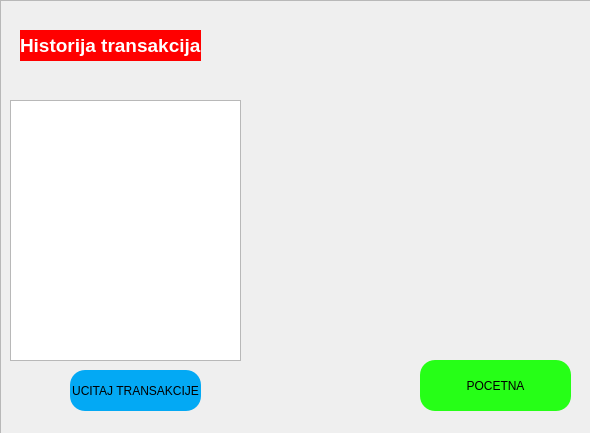
Before: the Qt Designer form dashboard.ui in ahmedjasarevic/Bike-Shop, drawn with Qt 5.
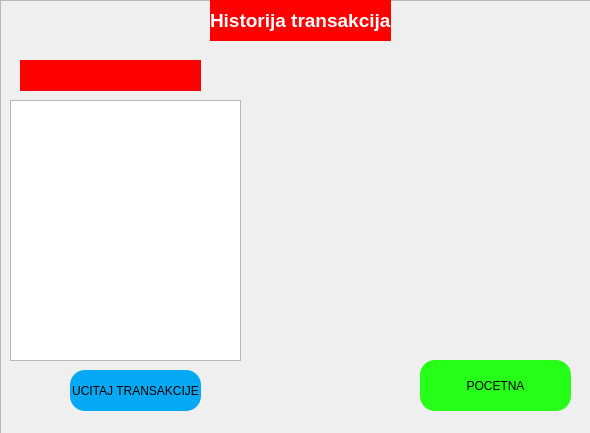
After: the same form once the commit is applied. Icons and pictures are not drawn.

What changed in the file:
```diff
--- a/dashboard.ui
+++ b/dashboard.ui
@@ -467,10 +467,10 @@
      <widget class="QLabel" name="stanje_2">
       <property name="geometry">
        <rect>
-        <x>20</x>
-        <y>30</y>
+        <x>210</x>
+        <y>0</y>
         <width>181</width>
-        <height>31</height>
+        <height>41</height>
        </rect>
       </property>
       <property name="font">
@@ -518,6 +518,24 @@
        </rect>
       </property>
      </widget>
+     <widget class="QLabel" name="stanjeArtikalaBAM">
+      <property name="geometry">
+       <rect>
+        <x>20</x>
+        <y>60</y>
+        <width>181</width>
+        <height>31</height>
+       </rect>
+      </property>
+      <property name="styleSheet">
+       <string notr="true">background-color:red;
+color:white;
+</string>
+      </property>
+      <property name="text">
+       <string/>
+      </property>
+     </widget>
     </widget>
    </widget>
   </widget>
```
